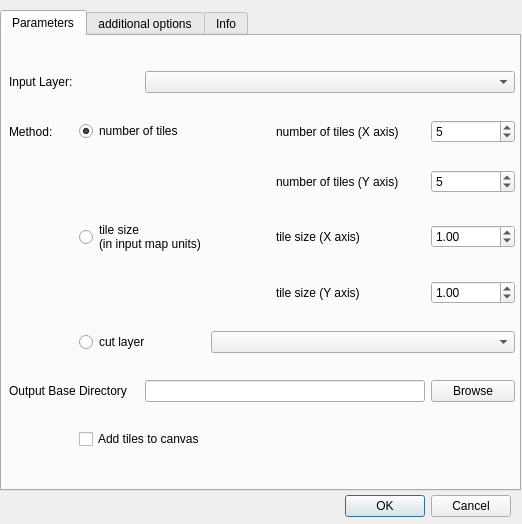
Above: gridSplitter_dialog_base.ui from Sereza7/gridsplitter before the change. Below: the same form after it.
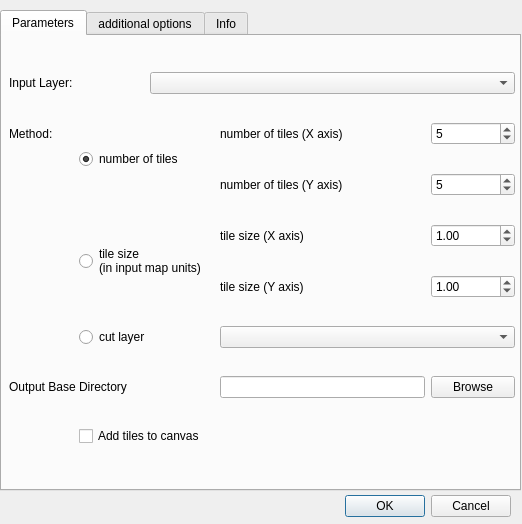
That is the form after the change.

What changed in the file:
```diff
--- a/gridSplitter_dialog_base.ui
+++ b/gridSplitter_dialog_base.ui
@@ -58,13 +58,6 @@
       </rect>
      </property>
      <layout class="QGridLayout" name="gridLayout">
-      <item row="3" column="4">
-       <widget class="QLabel" name="label_14">
-        <property name="text">
-         <string>tile size (X axis)</string>
-        </property>
-       </widget>
-      </item>
       <item row="1" column="0">
        <widget class="QLabel" name="label_18">
         <property name="text">
@@ -72,54 +65,6 @@
         </property>
        </widget>
       </item>
-      <item row="4" column="4">
-       <widget class="QLabel" name="label_15">
-        <property name="text">
-         <string>tile size (Y axis)</string>
-        </property>
-       </widget>
-      </item>
-      <item row="1" column="4" colspan="2">
-       <widget class="QLabel" name="label_4">
-        <property name="locale">
-         <locale language="English" country="UnitedStates"/>
-        </property>
-        <property name="text">
-         <string>number of tiles (X axis)</string>
-        </property>
-       </widget>
-      </item>
-      <item row="0" column="0">
-       <widget class="QLabel" name="label_3">
-        <property name="locale">
-         <locale language="English" country="UnitedStates"/>
-        </property>
-        <property name="text">
-         <string>Input Layer:</string>
-        </property>
-       </widget>
-      </item>
-      <item row="3" column="1" colspan="3">
-       <widget class="QRadioButton" name="tileSizeRadio">
-        <property name="toolTip">
-         <string>&lt;html&gt;&lt;head/&gt;&lt;body&gt;&lt;p&gt;specify the size of the tiles. If the resolution does not allow this size, it will be up to one resolution pixel bigger&lt;/p&gt;&lt;/body&gt;&lt;/html&gt;</string>
-        </property>
-        <property name="text">
-         <string>tile size 
-(in input map units)</string>
-        </property>
-       </widget>
-      </item>
-      <item row="2" column="4" colspan="2">
-       <widget class="QLabel" name="label_5">
-        <property name="locale">
-         <locale language="English" country="UnitedStates"/>
-        </property>
-        <property name="text">
-         <string>number of tiles (Y axis)</string>
-        </property>
-       </widget>
-      </item>
       <item row="5" column="1" colspan="2">
        <widget class="QRadioButton" name="cutLayerRadio">
         <property name="toolTip">
@@ -130,42 +75,6 @@
         </property>
        </widget>
       </item>
-      <item row="1" column="1" colspan="2">
-       <widget class="QRadioButton" name="numberTilesRadio">
-        <property name="toolTip">
-         <string>&lt;html&gt;&lt;head/&gt;&lt;body&gt;&lt;p&gt;Specify the number of tiles you want.&lt;/p&gt;&lt;/body&gt;&lt;/html&gt;</string>
-        </property>
-        <property name="text">
-         <string>number of tiles</string>
-        </property>
-        <property name="checked">
-         <bool>true</bool>
-        </property>
-       </widget>
-      </item>
-      <item row="6" column="0" colspan="2">
-       <widget class="QLabel" name="label_6">
-        <property name="toolTip">
-         <string>&lt;html&gt;&lt;head/&gt;&lt;body&gt;&lt;p&gt;The directory where the output is stored.&lt;/p&gt;&lt;/body&gt;&lt;/html&gt;</string>
-        </property>
-        <property name="locale">
-         <locale language="English" country="UnitedStates"/>
-        </property>
-        <property name="text">
-         <string>Output Base Directory</string>
-        </property>
-       </widget>
-      </item>
-      <item row="7" column="1" colspan="2">
-       <widget class="QCheckBox" name="addTiles">
-        <property name="toolTip">
-         <string>&lt;html&gt;&lt;head/&gt;&lt;body&gt;&lt;p&gt;Add the created files to QGIS. &lt;/p&gt;&lt;/body&gt;&lt;/html&gt;</string>
-        </property>
-        <property name="text">
-         <string>Add tiles to canvas</string>
-        </property>
-       </widget>
-      </item>
       <item row="1" column="6">
        <widget class="QSpinBox" name="splicesXSpinBox">
         <property name="toolTip">
@@ -246,13 +155,122 @@
         </property>
        </widget>
       </item>
-      <item row="6" column="2" colspan="4">
+      <item row="1" column="3" colspan="3">
+       <widget class="QLabel" name="label_4">
+        <property name="locale">
+         <locale language="English" country="UnitedStates"/>
+        </property>
+        <property name="text">
+         <string>number of tiles (X axis)</string>
+        </property>
+        <property name="wordWrap">
+         <bool>true</bool>
+        </property>
+       </widget>
+      </item>
+      <item row="2" column="3" colspan="3">
+       <widget class="QLabel" name="label_5">
+        <property name="locale">
+         <locale language="English" country="UnitedStates"/>
+        </property>
+        <property name="text">
+         <string>number of tiles (Y axis)</string>
+        </property>
+        <property name="wordWrap">
+         <bool>true</bool>
+        </property>
+       </widget>
+      </item>
+      <item row="0" column="0" colspan="2">
+       <widget class="QLabel" name="label_3">
+        <property name="locale">
+         <locale language="English" country="UnitedStates"/>
+        </property>
+        <property name="text">
+         <string>Input Layer:</string>
+        </property>
+        <property name="wordWrap">
+         <bool>true</bool>
+        </property>
+       </widget>
+      </item>
+      <item row="3" column="1" rowspan="2" colspan="2">
+       <widget class="QRadioButton" name="tileSizeRadio">
+        <property name="toolTip">
+         <string>&lt;html&gt;&lt;head/&gt;&lt;body&gt;&lt;p&gt;specify the size of the tiles. If the resolution does not allow this size, it will be up to one resolution pixel bigger&lt;/p&gt;&lt;/body&gt;&lt;/html&gt;</string>
+        </property>
+        <property name="text">
+         <string>tile size 
+(in input map units)</string>
+        </property>
+       </widget>
+      </item>
+      <item row="1" column="1" rowspan="2" colspan="2">
+       <widget class="QRadioButton" name="numberTilesRadio">
+        <property name="toolTip">
+         <string>&lt;html&gt;&lt;head/&gt;&lt;body&gt;&lt;p&gt;Specify the number of tiles you want.&lt;/p&gt;&lt;/body&gt;&lt;/html&gt;</string>
+        </property>
+        <property name="text">
+         <string>number of tiles</string>
+        </property>
+        <property name="checked">
+         <bool>true</bool>
+        </property>
+       </widget>
+      </item>
+      <item row="6" column="3" colspan="3">
        <widget class="QLineEdit" name="OuptDir">
         <property name="toolTip">
          <string>&lt;html&gt;&lt;head/&gt;&lt;body&gt;&lt;p&gt;The directory where the output is stored.&lt;/p&gt;&lt;/body&gt;&lt;/html&gt;</string>
         </property>
        </widget>
       </item>
+      <item row="6" column="0" colspan="3">
+       <widget class="QLabel" name="label_6">
+        <property name="toolTip">
+         <string>&lt;html&gt;&lt;head/&gt;&lt;body&gt;&lt;p&gt;The directory where the output is stored.&lt;/p&gt;&lt;/body&gt;&lt;/html&gt;</string>
+        </property>
+        <property name="locale">
+         <locale language="English" country="UnitedStates"/>
+        </property>
+        <property name="text">
+         <string>Output Base Directory</string>
+        </property>
+        <property name="wordWrap">
+         <bool>true</bool>
+        </property>
+       </widget>
+      </item>
+      <item row="7" column="1" colspan="3">
+       <widget class="QCheckBox" name="addTiles">
+        <property name="toolTip">
+         <string>&lt;html&gt;&lt;head/&gt;&lt;body&gt;&lt;p&gt;Add the created files to QGIS. &lt;/p&gt;&lt;/body&gt;&lt;/html&gt;</string>
+        </property>
+        <property name="text">
+         <string>Add tiles to canvas</string>
+        </property>
+       </widget>
+      </item>
+      <item row="3" column="3" colspan="3">
+       <widget class="QLabel" name="label_14">
+        <property name="text">
+         <string>tile size (X axis)</string>
+        </property>
+        <property name="wordWrap">
+         <bool>true</bool>
+        </property>
+       </widget>
+      </item>
+      <item row="4" column="3" colspan="3">
+       <widget class="QLabel" name="label_15">
+        <property name="text">
+         <string>tile size (Y axis)</string>
+        </property>
+        <property name="wordWrap">
+         <bool>true</bool>
+        </property>
+       </widget>
+      </item>
      </layout>
     </widget>
    </widget>
```
Left out of the diff: 14 changed lines with no effect on the pictures.
